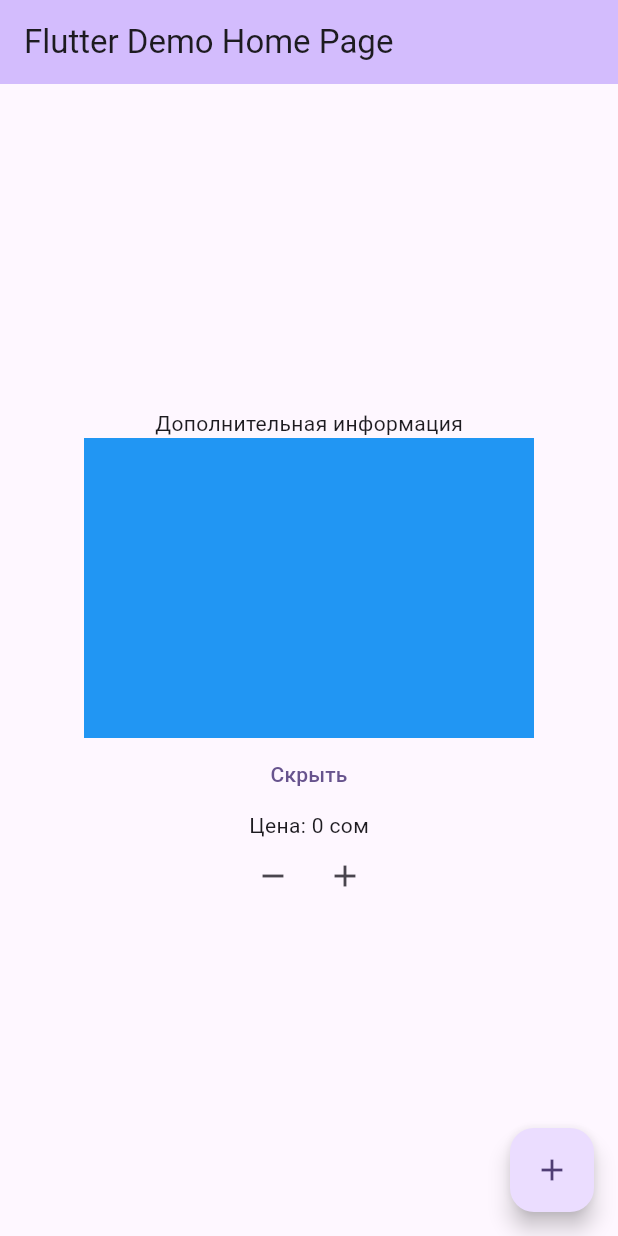
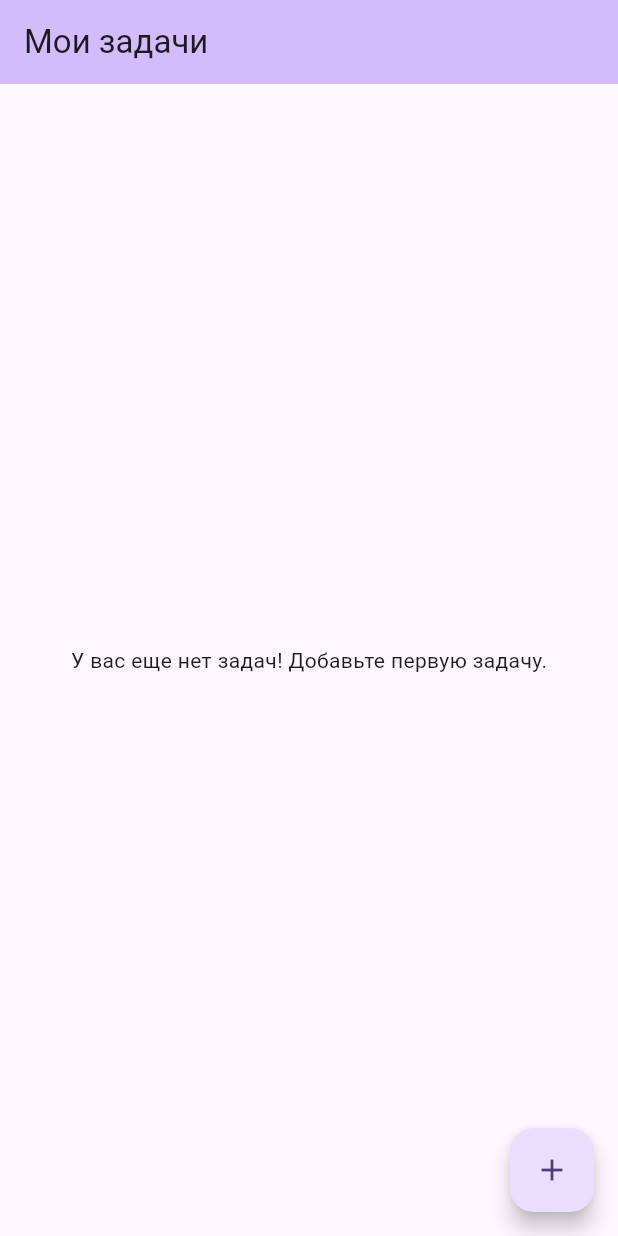
Before and after one commit to erkinbaev/todo_list08flu, a Flutter app: the screen it shows after launch, on a phone screen of 412 x 824 dp. Run offline on Flutter 3.47's test engine with Material 3 defaults, Android fonts, the phone set to English and light mode, and no system bars; our stand-ins replace flutter_bloc.

```diff
--- /dev/null
+++ b/lib/database/app_database.dart
@@ -0,0 +1,13 @@
+import 'package:todo_list08flu/database/todo.dart';
+
+class AppDatabase {
+  List<Todo> _todoList = [
+    // Todo(id: 1, title: "Купить книгу", createdAt: "28.02.2026", isDone: true),
+    // Todo(id: 2, title: "Купить новый телефон", createdAt: "14.03.2026", isDone: false),
+    // Todo(id: 3, title: "Записаться в зал", createdAt: "25.05.2026", isDone: false)
+  ];
+
+  List<Todo> getTodoList() {
+    return _todoList;
+  }
+}
--- /dev/null
+++ b/lib/database/todo.dart
@@ -0,0 +1,13 @@
+class Todo {
+  int id;
+  String title;
+  String createdAt;
+  bool isDone;
+
+  Todo({
+    required this.id,
+    required this.title,
+    required this.createdAt,
+    required this.isDone
+  });
+}
--- /dev/null
+++ b/lib/home/home_cubit.dart
@@ -0,0 +1,22 @@
+import 'package:flutter_bloc/flutter_bloc.dart';
+import 'package:todo_list08flu/database/app_database.dart';
+import 'package:todo_list08flu/database/todo.dart';
+import 'package:todo_list08flu/home/home_state.dart';
+
+class HomeCubit extends Cubit<HomeState> {
+  final AppDatabase db = AppDatabase();
+
+  HomeCubit():super(HomeState(todoList: [], status: .isLoading));
+
+  List<Todo> getTodoList() {
+    final todoList = db.getTodoList();
+
+    if (todoList.isEmpty) {
+      emit(state.copyWith(status: .empty));
+    } else {
+      emit(state.copyWith(status: .success));
+    }
+
+    return todoList;
+  }
+}
--- a/lib/home/home_page.dart
+++ b/lib/home/home_page.dart
@@ -1,11 +1,15 @@
 import 'package:flutter/material.dart';
 import 'package:todo_list08flu/add/add_page.dart';
 import 'dart:math';
+import 'package:flutter_bloc/flutter_bloc.dart';
+import 'package:todo_list08flu/database/todo.dart';
+import 'package:todo_list08flu/home/home_cubit.dart';
+import 'package:todo_list08flu/home/home_state.dart';
 
 class MyHomePage extends StatefulWidget {
-  const MyHomePage({super.key, required this.title});
+  final HomeCubit cubit;
 
-  final String title;
+  const MyHomePage({super.key, required this.cubit});
 
   @override
   //Выделяет память для виджета с состоянием
@@ -13,20 +17,8 @@ class MyHomePage extends StatefulWidget {
 }
 
 class _MyHomePageState extends State<MyHomePage> {
-  List<String> tasks = [];
-  int _counter = 0;
-  bool _isTextVisible = true;
-  Color _containerColor = Colors.blue;
-  List<Color> _colors = [Colors.blue, Colors.red, Colors.green, Colors.orange];
-  int _price = 0;
-  int _amount = 0;
-
-
-  void _incrementCounter() {
-    setState(() {
-      _counter++;
-    });
-  }
+  List<Todo> _todoList = [];
+  late HomeCubit _cubit;
 
 //занимает память, то есть в этот момент виджет появляется в оперативной памяти
   @override
@@ -37,6 +29,8 @@ class _MyHomePageState extends State<MyHomePage> {
     //инициализируем свойства
     //запускать анимации, либо таймеры
     print("MyHomePage initState");
+    _cubit = widget.cubit;
+    _todoList = _cubit.getTodoList();
   }
 
 //рисует интерфейс
@@ -74,19 +68,29 @@ class _MyHomePageState extends State<MyHomePage> {
     return Scaffold(
       appBar: AppBar(
         backgroundColor: Theme.of(context).colorScheme.inversePrimary,
-        title: Text(widget.title),
+        title: Text("Мои задачи"),
       ),
-      body: Center(
-        child: Column(
-          mainAxisAlignment: .center,
-          children: [
-            Visibility(child:  Text("Дополнительная информация"), visible: _isTextVisible),
-            Container(width: 300, height: 200, color: _containerColor),
-            TextButton(onPressed: onHideTap, child: Text(_isTextVisible ? "Скрыть" : "Показать")),
-            Text("Цена: $_price сом"),
-            Row(children: [Spacer(), IconButton(onPressed: onMinusTap, icon: Icon(Icons.remove)),IconButton(onPressed: onPlusTap, icon: Icon(Icons.add)), Spacer()])
-          ],
-        ),
+      body: BlocBuilder<HomeCubit, HomeState>(
+        builder: (context, state) {
+          if (state.status == .empty) {
+            return const Center(
+              child: Text("У вас еще нет задач! Добавьте первую задачу."),
+            );
+          } else if (state.status ==.isLoading) {
+            return const Center(
+              child: CircularProgressIndicator(),
+            );
+          } else {
+            return Center(
+              child: ListView.builder(
+                itemCount: _todoList.length,
+                itemBuilder: (context, index) {
+                  return ListTile(title: Text(_todoList[index].title));
+                }
+                ),
+            );
+          }
+        },
       ),
       floatingActionButton: FloatingActionButton(
         onPressed: onAddTap,
@@ -102,32 +106,6 @@ class _MyHomePageState extends State<MyHomePage> {
       print("$result");
      // tasks.insert(0, result);
     }
-  }
-
-  void onHideTap() {
-    setState(() {
-      _isTextVisible = !_isTextVisible;
-      _containerColor = _colors[Random().nextInt(_colors.length)];
-    });
-    print(_isTextVisible);
-  }
-
-  void onPlusTap() {
-    setState(() {
-       _amount ++;
-      _price = 200 * _amount;
-    });
-    print(_amount);
-    print(_price);
-  }
-
-  void onMinusTap() {
-    setState(() {
-      _amount --;
-      _price = 200 * _amount;
-    });
-    print(_amount);
-    print(_price);
   }
 
 //уничтожает виджет из памяти (освобождает)
--- /dev/null
+++ b/lib/home/home_state.dart
@@ -0,0 +1,21 @@
+
+import 'package:todo_list08flu/database/todo.dart';
+
+enum TodoStatus {
+  success,
+  empty,
+  isLoading
+}
+
+class HomeState {
+  final List<Todo> todoList;
+  final TodoStatus status;
+
+  const HomeState({required this.todoList, required this.status});
+
+  HomeState copyWith({List<Todo>? todoList, TodoStatus? status}) {
+    return HomeState(todoList: todoList ?? this.todoList, status: status ?? this.status);
+  }
+
+
+}
--- a/lib/main.dart
+++ b/lib/main.dart
@@ -1,12 +1,15 @@
 import 'package:flutter/material.dart';
+import 'package:todo_list08flu/home/home_cubit.dart';
 import 'package:todo_list08flu/home/home_page.dart';
+import 'package:flutter_bloc/flutter_bloc.dart';
 
 void main() {
-  runApp(const MyApp());
+  runApp(MyApp());
 }
 
 class MyApp extends StatelessWidget {
-  const MyApp({super.key});
+   MyApp({super.key});
+  HomeCubit _cubit = HomeCubit();
 
   // This widget is the root of your application.
   @override
@@ -16,7 +19,10 @@ class MyApp extends StatelessWidget {
       theme: ThemeData(
         colorScheme: .fromSeed(seedColor: Colors.deepPurple),
       ),
-      home: const MyHomePage(title: 'Flutter Demo Home Page'),
+      home: BlocProvider(
+        create: (_) => _cubit,
+        child: MyHomePage(cubit: _cubit),
+        ),
     );
   }
 }
--- a/pubspec.yaml
+++ b/pubspec.yaml
@@ -45,6 +45,7 @@ dev_dependencies:
   # package. See that file for information about deactivating specific lint
   # rules and activating additional ones.
   flutter_lints: ^6.0.0
+  flutter_bloc: ^9.1.1
 
 # For information on the generic Dart part of this file, see the
 # following page: https://dart.dev/tools/pub/pubspec
```
Also changed, not shown: pubspec.lock.
